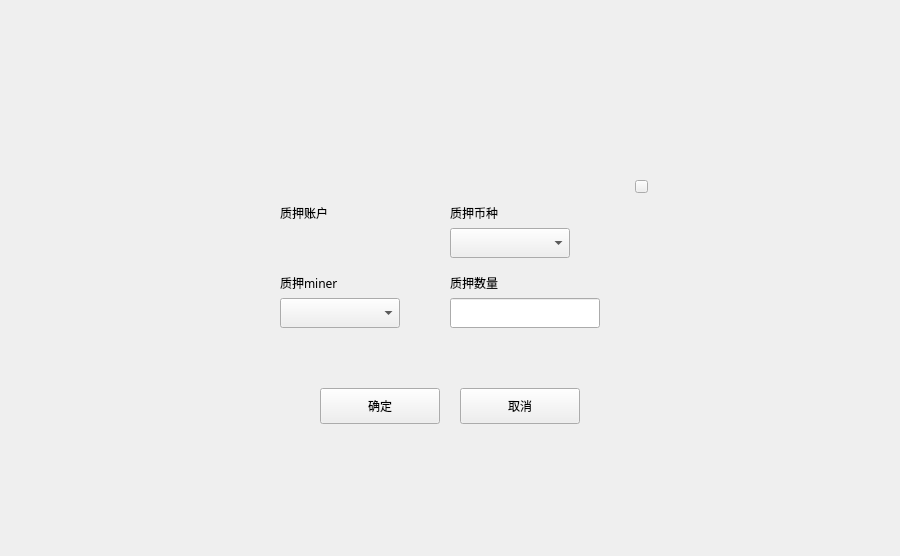
Before: the Qt Designer form miner/locktominerdialog.ui in HcashOrg/hx-indicator, drawn with Qt 5.
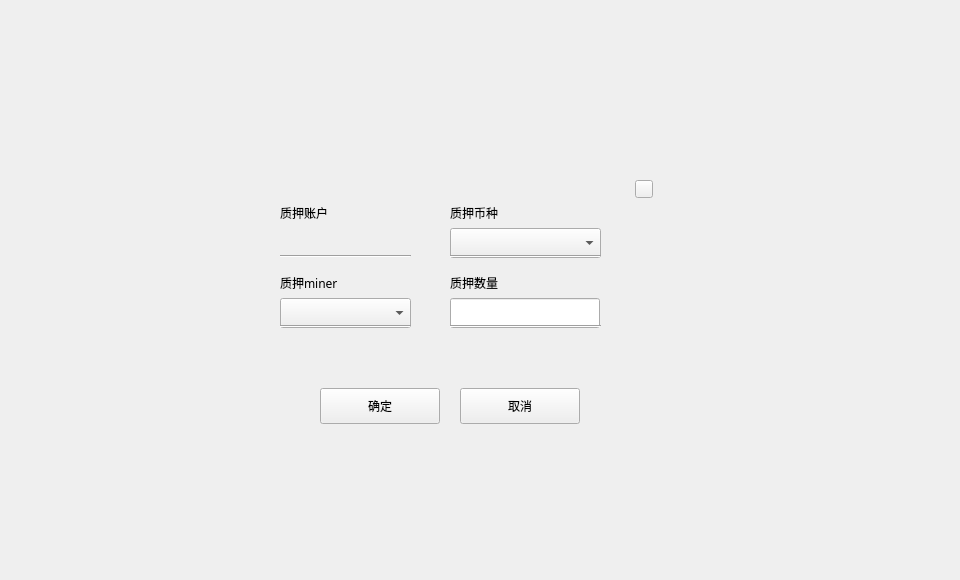
After: the same form once the commit is applied.

The edit to the form file:
```diff
--- a/miner/locktominerdialog.ui
+++ b/miner/locktominerdialog.ui
@@ -6,8 +6,8 @@
    <rect>
     <x>0</x>
     <y>0</y>
-    <width>900</width>
-    <height>556</height>
+    <width>960</width>
+    <height>580</height>
    </rect>
   </property>
   <property name="windowTitle">
@@ -18,8 +18,8 @@
     <rect>
      <x>0</x>
      <y>0</y>
-     <width>900</width>
-     <height>556</height>
+     <width>960</width>
+     <height>580</height>
     </rect>
    </property>
    <widget class="QWidget" name="containerWidget" native="true">
@@ -111,8 +111,8 @@
       <rect>
        <x>395</x>
        <y>12</y>
-       <width>13</width>
-       <height>13</height>
+       <width>18</width>
+       <height>18</height>
       </rect>
      </property>
      <property name="cursor">
@@ -165,7 +165,7 @@
       <rect>
        <x>40</x>
        <y>130</y>
-       <width>120</width>
+       <width>131</width>
        <height>30</height>
       </rect>
      </property>
@@ -220,7 +220,7 @@
       <rect>
        <x>210</x>
        <y>60</y>
-       <width>120</width>
+       <width>151</width>
        <height>30</height>
       </rect>
      </property>
@@ -257,6 +257,58 @@
       <number>20</number>
      </property>
     </widget>
+    <widget class="Line" name="line">
+     <property name="geometry">
+      <rect>
+       <x>40</x>
+       <y>80</y>
+       <width>131</width>
+       <height>16</height>
+      </rect>
+     </property>
+     <property name="orientation">
+      <enum>Qt::Horizontal</enum>
+     </property>
+    </widget>
+    <widget class="Line" name="line_2">
+     <property name="geometry">
+      <rect>
+       <x>210</x>
+       <y>80</y>
+       <width>151</width>
+       <height>16</height>
+      </rect>
+     </property>
+     <property name="orientation">
+      <enum>Qt::Horizontal</enum>
+     </property>
+    </widget>
+    <widget class="Line" name="line_3">
+     <property name="geometry">
+      <rect>
+       <x>210</x>
+       <y>150</y>
+       <width>151</width>
+       <height>16</height>
+      </rect>
+     </property>
+     <property name="orientation">
+      <enum>Qt::Horizontal</enum>
+     </property>
+    </widget>
+    <widget class="Line" name="line_4">
+     <property name="geometry">
+      <rect>
+       <x>40</x>
+       <y>150</y>
+       <width>131</width>
+       <height>16</height>
+      </rect>
+     </property>
+     <property name="orientation">
+      <enum>Qt::Horizontal</enum>
+     </property>
+    </widget>
    </widget>
   </widget>
  </widget>
```
